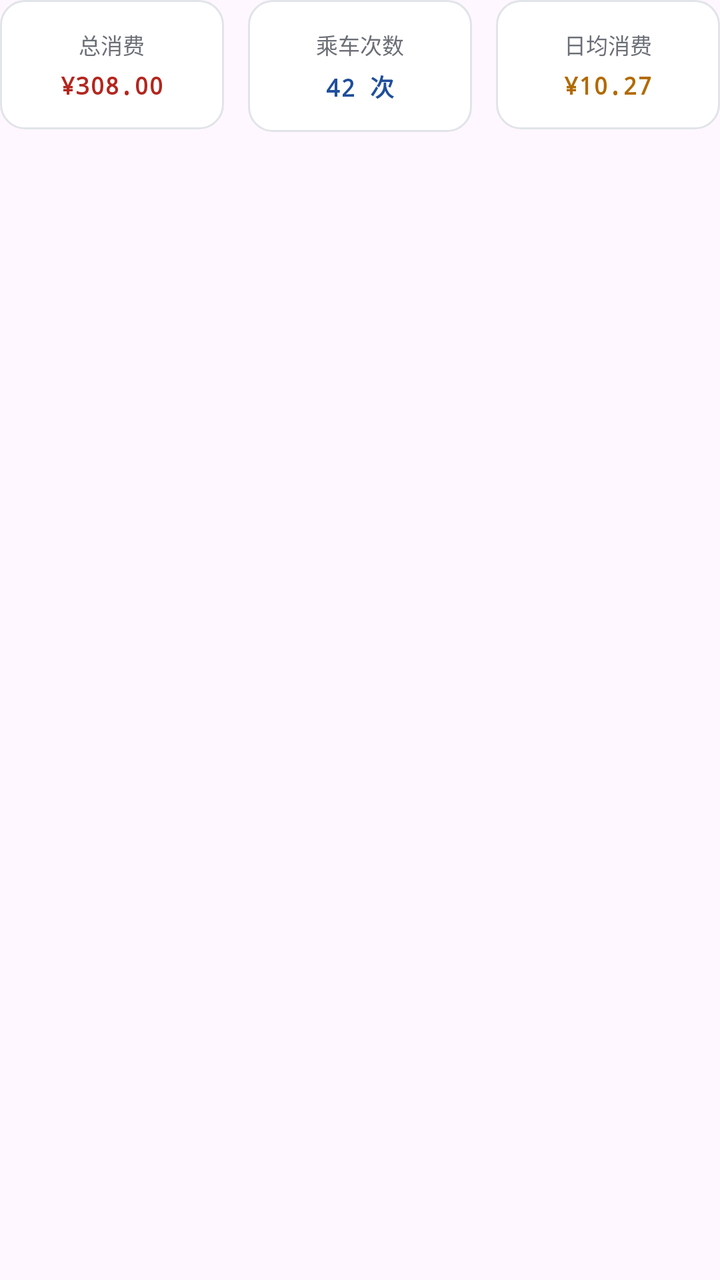
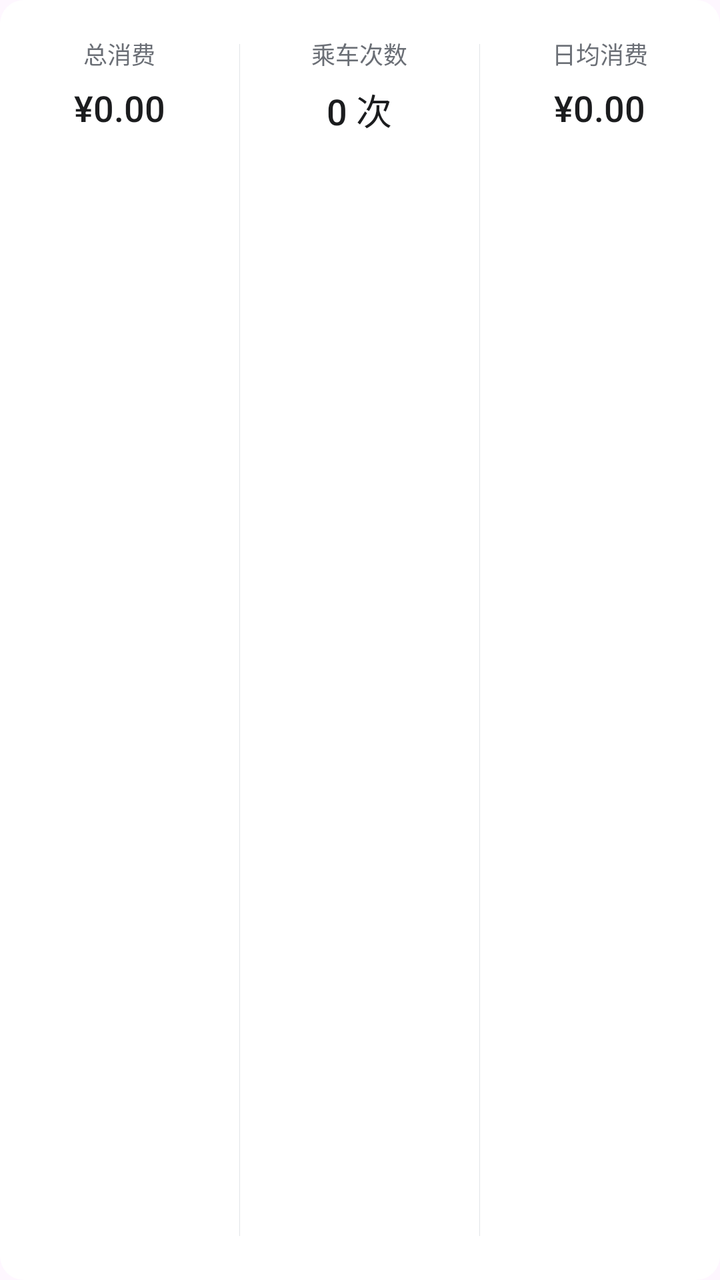

The first picture is an Android layout as it rendered before a commit; the second is the same layout after the commit. The layout source and the unified diff follow.
<!-- AndroidManifest.xml: application theme Theme.TransitU -->
<!-- res/layout/card_stats_summary.xml -->
<?xml version="1.0" encoding="utf-8"?>
<LinearLayout xmlns:android="http://schemas.android.com/apk/res/android"
    android:layout_width="match_parent"
    android:layout_height="wrap_content"
    android:orientation="horizontal"
    android:layout_marginBottom="16dp">

    <LinearLayout
        android:layout_width="0dp"
        android:layout_height="wrap_content"
        android:layout_weight="1"
        android:orientation="vertical"
        android:gravity="center"
        android:background="@drawable/bg_content_card"
        android:padding="14dp"
        android:layout_marginEnd="12dp">

        <TextView
            android:layout_width="wrap_content"
            android:layout_height="wrap_content"
            android:text="总消费"
            android:textColor="@color/ink_3"
            android:textSize="11sp" />

        <TextView
            android:id="@+id/sumTotalSpending"
            android:layout_width="wrap_content"
            android:layout_height="wrap_content"
            android:text="¥308.00"
            android:textColor="@color/danger"
            android:textSize="12sp"
            android:textStyle="bold"
            android:fontFamily="monospace"
            android:maxLines="1"
            android:layout_marginTop="4dp" />
    </LinearLayout>

    <LinearLayout
        android:layout_width="0dp"
        android:layout_height="wrap_content"
        android:layout_weight="1"
        android:orientation="vertical"
        android:gravity="center"
        android:background="@drawable/bg_content_card"
        android:padding="14dp"
        android:layout_marginEnd="12dp">

        <TextView
            android:layout_width="wrap_content"
            android:layout_height="wrap_content"
            android:text="乘车次数"
            android:textColor="@color/ink_3"
            android:textSize="11sp" />

        <TextView
            android:id="@+id/sumRideCount"
            android:layout_width="wrap_content"
            android:layout_height="wrap_content"
            android:text="42 次"
            android:textColor="@color/accent"
            android:textSize="12sp"
            android:textStyle="bold"
            android:fontFamily="monospace"
            android:maxLines="1"
            android:layout_marginTop="4dp" />
    </LinearLayout>

    <LinearLayout
        android:layout_width="0dp"
        android:layout_height="wrap_content"
        android:layout_weight="1"
        android:orientation="vertical"
        android:gravity="center"
        android:background="@drawable/bg_content_card"
        android:padding="14dp">

        <TextView
            android:layout_width="wrap_content"
            android:layout_height="wrap_content"
            android:text="日均消费"
            android:textColor="@color/ink_3"
            android:textSize="11sp" />

        <TextView
            android:id="@+id/sumAvgDaily"
            android:layout_width="wrap_content"
            android:layout_height="wrap_content"
            android:text="¥10.27"
            android:textColor="@color/warning"
            android:textSize="12sp"
            android:textStyle="bold"
            android:fontFamily="monospace"
            android:maxLines="1"
            android:layout_marginTop="4dp" />
    </LinearLayout>
</LinearLayout>
<!-- resources referenced by this layout -->
<resources>
  <color name="accent">#1F4E9C</color>
  <color name="danger">#B3261E</color>
  <color name="ink_3">#6B6F76</color>
  <color name="warning">#B26A00</color>
  <!-- drawable bg_content_card (drawable) -->
  <?xml version="1.0" encoding="utf-8"?>
  <shape xmlns:android="http://schemas.android.com/apk/res/android">
      <solid android:color="#FFFFFF" />
      <corners android:radius="12dp" />
      <stroke android:width="1dp" android:color="@color/line" />
  </shape>
  <style name="Theme.TransitU" parent="Theme.Material3.DayNight.NoActionBar">
          
          <item name="android:textSelectHandle">@drawable/tu_text_select_handle_middle</item>
          <item name="android:textSelectHandleLeft">@drawable/tu_text_select_handle_left</item>
          <item name="android:textSelectHandleRight">@drawable/tu_text_select_handle_right</item>
  
          
          <item name="android:textColorHighlight">@color/m3_highlighted_text</item>
      </style>
  <color name="line">#E1E4E8</color>
  <!-- drawable tu_text_select_handle_middle (drawable) -->
  <?xml version="1.0" encoding="utf-8"?>
  <bitmap xmlns:android="http://schemas.android.com/apk/res/android"
      android:src="@drawable/abc_text_select_handle_middle_mtrl"
      android:tint="?attr/colorPrimary"
      android:tintMode="src_in" />
  <!-- drawable tu_text_select_handle_left (drawable) -->
  <?xml version="1.0" encoding="utf-8"?>
  <bitmap xmlns:android="http://schemas.android.com/apk/res/android"
      android:src="@drawable/abc_text_select_handle_left_mtrl"
      android:tint="?attr/colorPrimary"
      android:tintMode="src_in" />
  <!-- drawable tu_text_select_handle_right (drawable) -->
  <?xml version="1.0" encoding="utf-8"?>
  <bitmap xmlns:android="http://schemas.android.com/apk/res/android"
      android:src="@drawable/abc_text_select_handle_right_mtrl"
      android:tint="?attr/colorPrimary"
      android:tintMode="src_in" />
</resources>

<!-- the commit's change to res/layout/card_stats_summary.xml (unified diff, before → after) -->
@@ -2,95 +2,52 @@
 <LinearLayout xmlns:android="http://schemas.android.com/apk/res/android"
     android:layout_width="match_parent"
     android:layout_height="wrap_content"
+    android:layout_marginStart="20dp"
+    android:layout_marginTop="4dp"
+    android:layout_marginEnd="20dp"
+    android:background="@drawable/bg_card_plain"
+    android:baselineAligned="false"
     android:orientation="horizontal"
-    android:layout_marginBottom="16dp">
+    android:paddingTop="18dp"
+    android:paddingBottom="18dp">
 
-    <LinearLayout
-        android:layout_width="0dp"
-        android:layout_height="wrap_content"
-        android:layout_weight="1"
-        android:orientation="vertical"
-        android:gravity="center"
-        android:background="@drawable/bg_content_card"
-        android:padding="14dp"
-        android:layout_marginEnd="12dp">
+    <LinearLayout style="@style/StatsSummaryCell">
 
         <TextView
-            android:layout_width="wrap_content"
-            android:layout_height="wrap_content"
-            android:text="总消费"
-            android:textColor="@color/ink_3"
-            android:textSize="11sp" />
+            style="@style/StatsSummaryLabel"
+            android:text="总消费" />
 
         <TextView
             android:id="@+id/sumTotalSpending"
-            android:layout_width="wrap_content"
-            android:layout_height="wrap_content"
-            android:text="¥308.00"
-            android:textColor="@color/danger"
-            android:textSize="12sp"
-            android:textStyle="bold"
-            android:fontFamily="monospace"
-            android:maxLines="1"
-            android:layout_marginTop="4dp" />
+            style="@style/StatsSummaryValue"
+            android:text="¥0.00" />
     </LinearLayout>
 
-    <LinearLayout
-        android:layout_width="0dp"
-        android:layout_height="wrap_content"
-        android:layout_weight="1"
-        android:orientation="vertical"
-        android:gravity="center"
-        android:background="@drawable/bg_content_card"
-        android:padding="14dp"
-        android:layout_marginEnd="12dp">
+    <View style="@style/StatsSummaryDivider" />
+
+    <LinearLayout style="@style/StatsSummaryCell">
 
         <TextView
-            android:layout_width="wrap_content"
-            android:layout_height="wrap_content"
-            android:text="乘车次数"
-            android:textColor="@color/ink_3"
-            android:textSize="11sp" />
+            style="@style/StatsSummaryLabel"
+            android:text="乘车次数" />
 
         <TextView
             android:id="@+id/sumRideCount"
-            android:layout_width="wrap_content"
-            android:layout_height="wrap_content"
-            android:text="42 次"
-            android:textColor="@color/accent"
-            android:textSize="12sp"
-            android:textStyle="bold"
-            android:fontFamily="monospace"
-            android:maxLines="1"
-            android:layout_marginTop="4dp" />
+            style="@style/StatsSummaryValue"
+            android:text="0 次" />
     </LinearLayout>
 
-    <LinearLayout
-        android:layout_width="0dp"
-        android:layout_height="wrap_content"
-        android:layout_weight="1"
-        android:orientation="vertical"
-        android:gravity="center"
-        android:background="@drawable/bg_content_card"
-        android:padding="14dp">
+    <View style="@style/StatsSummaryDivider" />
+
+    <LinearLayout style="@style/StatsSummaryCell">
 
         <TextView
-            android:layout_width="wrap_content"
-            android:layout_height="wrap_content"
-            android:text="日均消费"
-            android:textColor="@color/ink_3"
-            android:textSize="11sp" />
+            style="@style/StatsSummaryLabel"
+            android:text="日均消费" />
 
         <TextView
             android:id="@+id/sumAvgDaily"
-            android:layout_width="wrap_content"
-            android:layout_height="wrap_content"
-            android:text="¥10.27"
-            android:textColor="@color/warning"
-            android:textSize="12sp"
-            android:textStyle="bold"
-            android:fontFamily="monospace"
-            android:maxLines="1"
-            android:layout_marginTop="4dp" />
+            style="@style/StatsSummaryValue"
+            android:text="¥0.00" />
     </LinearLayout>
 </LinearLayout>
<!-- resource entries referenced after the edit -->
@@ -1,16 +1,42 @@
 <!-- resources referenced by this layout -->
 <resources>
-  <color name="accent">#1F4E9C</color>
-  <color name="danger">#B3261E</color>
-  <color name="ink_3">#6B6F76</color>
-  <color name="warning">#B26A00</color>
-  <!-- drawable bg_content_card (drawable) -->
+  <!-- drawable bg_card_plain (drawable) -->
   <?xml version="1.0" encoding="utf-8"?>
   <shape xmlns:android="http://schemas.android.com/apk/res/android">
-      <solid android:color="#FFFFFF" />
+      <solid android:color="@color/surface" />
       <corners android:radius="12dp" />
-      <stroke android:width="1dp" android:color="@color/line" />
   </shape>
+  <style name="StatsSummaryCell">
+          <item name="android:layout_width">0dp</item>
+          <item name="android:layout_height">wrap_content</item>
+          <item name="android:layout_weight">1</item>
+          <item name="android:gravity">center_horizontal</item>
+          <item name="android:orientation">vertical</item>
+      </style>
+  <style name="StatsSummaryDivider">
+          <item name="android:layout_width">1px</item>
+          <item name="android:layout_height">match_parent</item>
+          <item name="android:layout_marginTop">4dp</item>
+          <item name="android:layout_marginBottom">4dp</item>
+          <item name="android:background">@color/line</item>
+      </style>
+  <style name="StatsSummaryLabel">
+          <item name="android:layout_width">wrap_content</item>
+          <item name="android:layout_height">wrap_content</item>
+          <item name="android:textColor">@color/ink_3</item>
+          <item name="android:textSize">12sp</item>
+      </style>
+  <style name="StatsSummaryValue">
+          <item name="android:layout_width">wrap_content</item>
+          <item name="android:layout_height">wrap_content</item>
+          <item name="android:layout_marginTop">6dp</item>
+          <item name="android:fontFamily">sans-serif-medium</item>
+          <item name="android:maxLines">1</item>
+          <item name="android:textColor">@color/ink</item>
+          <item name="android:textSize">18sp</item>
+      </style>
+  <color name="ink_3">#6B6F76</color>
+  <color name="ink">#1B1C1E</color>
   <style name="Theme.TransitU" parent="Theme.Material3.DayNight.NoActionBar">
           
           <item name="android:textSelectHandle">@drawable/tu_text_select_handle_middle</item>
@@ -20,6 +46,7 @@
           
           <item name="android:textColorHighlight">@color/m3_highlighted_text</item>
       </style>
+  <color name="surface">#FFFFFF</color>
   <color name="line">#E1E4E8</color>
   <!-- drawable tu_text_select_handle_middle (drawable) -->
   <?xml version="1.0" encoding="utf-8"?>
